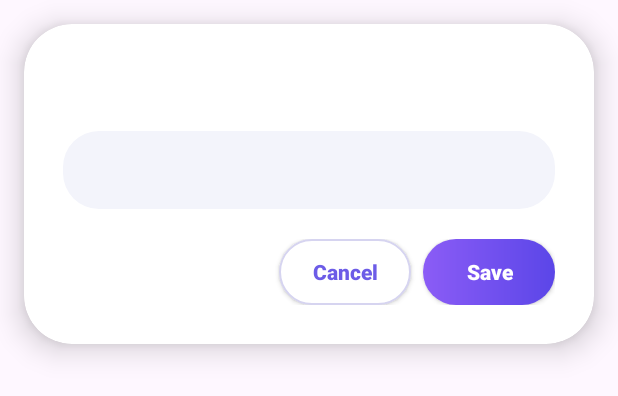
After one commit to HalynaChuvaieva/TrackFinance, an Android app: the layout dialog_styled_form.xml on its own in the app's theme, with its tools: preview values and no code run, on a phone screen of 412 x 824 dp. The commit adds this screen. Shown: the top 396 px of the screen. Run offline under Robolectric (Android 15) with nearby library versions, the phone set to English and light mode, and no system bars.

Commit message:
unify MainActivity modal dialogs with custom rounded card layout

```diff
--- a/app/build.gradle.kts
+++ b/app/build.gradle.kts
@@ -46,7 +46,7 @@ dependencies {
     implementation("androidx.room:room-ktx:2.8.5")
     kapt("androidx.room:room-compiler:2.8.5")
 
-    // Біометрія (відбиток пальця / FaceID)
+    // Біометрія (відбиток пальця)
     implementation("androidx.biometric:biometric:1.1.0")
     // UI компоненти
     implementation("com.google.android.material:material:1.14.0")
--- /dev/null
+++ b/app/src/main/res/layout/dialog_styled_form.xml
@@ -0,0 +1,133 @@
+<?xml version="1.0" encoding="utf-8"?>
+<com.google.android.material.card.MaterialCardView
+        xmlns:android="http://schemas.android.com/apk/res/android"
+        xmlns:app="http://schemas.android.com/apk/res-auto"
+        android:layout_width="match_parent"
+        android:layout_height="wrap_content"
+        android:layout_margin="16dp"
+        app:cardCornerRadius="32dp"
+        app:cardElevation="12dp"
+        app:strokeWidth="0dp"
+        app:cardBackgroundColor="@color/card_bg">
+
+    <LinearLayout
+            android:layout_width="match_parent"
+            android:layout_height="wrap_content"
+            android:orientation="vertical"
+            android:padding="26dp">
+
+        <TextView
+                android:id="@+id/tvModalTitle"
+                android:layout_width="wrap_content"
+                android:layout_height="wrap_content"
+                android:textSize="22sp"
+                android:textStyle="bold"
+                android:textColor="@color/accent_purple"
+                android:layout_marginBottom="16dp" />
+
+        <EditText
+                android:id="@+id/etModalFirst"
+                android:layout_width="match_parent"
+                android:layout_height="52dp"
+                android:background="@drawable/bg_input_pill"
+                android:textColorHint="@color/text_secondary"
+                android:textColor="@color/text_primary"
+                android:textSize="15sp"
+                android:paddingHorizontal="20dp"
+                android:layout_marginBottom="12dp" />
+
+        <EditText
+                android:id="@+id/etModalSecond"
+                android:layout_width="match_parent"
+                android:layout_height="52dp"
+                android:background="@drawable/bg_input_pill"
+                android:textColorHint="@color/text_secondary"
+                android:textColor="@color/text_primary"
+                android:inputType="numberDecimal"
+                android:textSize="15sp"
+                android:paddingHorizontal="20dp"
+                android:visibility="gone"
+                android:layout_marginBottom="12dp" />
+
+        <RadioGroup
+                android:id="@+id/rgModalType"
+                android:layout_width="match_parent"
+                android:layout_height="wrap_content"
+                android:orientation="horizontal"
+                android:visibility="gone"
+                android:layout_marginTop="4dp"
+                android:layout_marginBottom="16dp">
+
+            <RadioButton
+                    android:id="@+id/rbModalExpense"
+                    android:layout_width="wrap_content"
+                    android:layout_height="wrap_content"
+                    android:text="@string/type_expense"
+                    android:textColor="@color/text_primary"
+                    android:textSize="15sp"
+                    android:buttonTint="@color/accent_purple"
+                    android:layout_marginEnd="24dp" />
+
+            <RadioButton
+                    android:id="@+id/rbModalIncome"
+                    android:layout_width="wrap_content"
+                    android:layout_height="wrap_content"
+                    android:text="@string/type_income"
+                    android:textColor="@color/text_primary"
+                    android:textSize="15sp"
+                    android:buttonTint="@color/accent_purple" />
+        </RadioGroup>
+
+        <LinearLayout
+                android:layout_width="match_parent"
+                android:layout_height="wrap_content"
+                android:orientation="horizontal"
+                android:gravity="center_vertical"
+                android:layout_marginTop="8dp">
+
+            <androidx.appcompat.widget.AppCompatButton
+                    android:id="@+id/btnModalDelete"
+                    android:layout_width="wrap_content"
+                    android:layout_height="44dp"
+                    android:paddingHorizontal="16dp"
+                    android:background="@drawable/bg_pill_outline"
+                    android:text="@string/btn_delete"
+                    android:textAllCaps="false"
+                    android:textColor="#EF5350"
+                    android:textStyle="bold"
+                    android:textSize="14sp"
+                    android:visibility="gone" />
+
+            <View
+                    android:layout_width="0dp"
+                    android:layout_height="1dp"
+                    android:layout_weight="1" />
+
+            <androidx.appcompat.widget.AppCompatButton
+                    android:id="@+id/btnModalCancel"
+                    android:layout_width="wrap_content"
+                    android:layout_height="44dp"
+                    android:paddingHorizontal="18dp"
+                    android:background="@drawable/bg_pill_outline"
+                    android:text="@string/btn_cancel"
+                    android:textAllCaps="false"
+                    android:textColor="@color/accent_purple"
+                    android:textStyle="bold"
+                    android:textSize="14sp"
+                    android:layout_marginEnd="8dp" />
+
+            <androidx.appcompat.widget.AppCompatButton
+                    android:id="@+id/btnModalSave"
+                    android:layout_width="wrap_content"
+                    android:layout_height="44dp"
+                    android:paddingHorizontal="22dp"
+                    android:background="@drawable/bg_gradient_pill"
+                    android:text="@string/btn_save"
+                    android:textAllCaps="false"
+                    android:textColor="@android:color/white"
+                    android:textStyle="bold"
+                    android:textSize="14sp" />
+        </LinearLayout>
+
+    </LinearLayout>
+</com.google.android.material.card.MaterialCardView>
```
Also changed, not shown: app/src/main/java/com/example/trackfinance/MainActivity.kt (+76 -70 lines).
